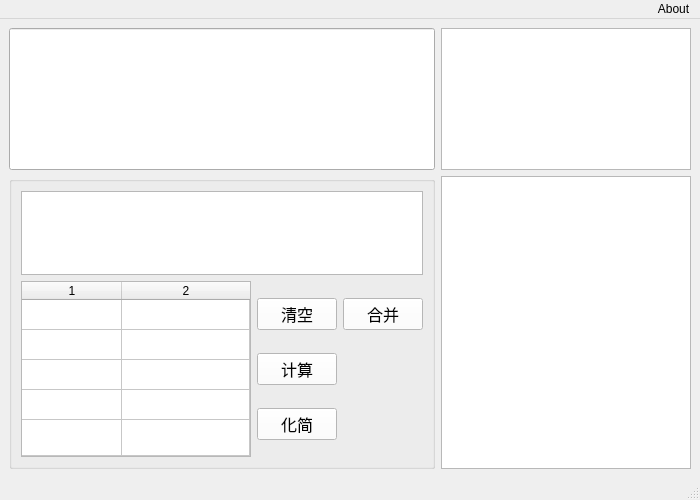
This is mainwindow.ui in HuangDell/TreeExpression as Qt 5 draws it before an edit. The edited form follows.
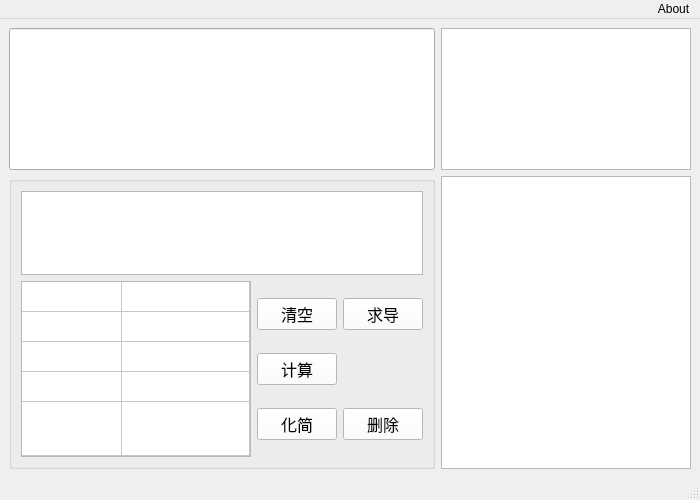
This is the edited form.

Commit message: 十分艰难地完成了求导操作！！！草泥马的真难写

Diff of the .ui file:
```diff
--- a/mainwindow.ui
+++ b/mainwindow.ui
@@ -79,7 +79,7 @@
             <number>2</number>
            </property>
            <attribute name="horizontalHeaderVisible">
-            <bool>true</bool>
+            <bool>false</bool>
            </attribute>
            <attribute name="horizontalHeaderMinimumSectionSize">
             <number>25</number>
@@ -190,14 +190,30 @@
              </property>
             </widget>
            </item>
+           <item row="2" column="1">
+            <widget class="QPushButton" name="del">
+             <property name="sizePolicy">
+              <sizepolicy hsizetype="Fixed" vsizetype="Fixed">
+               <horstretch>0</horstretch>
+               <verstretch>0</verstretch>
+              </sizepolicy>
+             </property>
+             <property name="font">
+              <font>
+               <family>微软雅黑 Light</family>
+               <pointsize>12</pointsize>
+              </font>
+             </property>
+             <property name="styleSheet">
+              <string notr="true">background-color:rgb(255, 255, 255)</string>
+             </property>
+             <property name="text">
+              <string>删除</string>
+             </property>
+            </widget>
+           </item>
            <item row="0" column="1">
-            <widget class="QPushButton" name="pushButton_2">
-             <property name="sizePolicy">
-              <sizepolicy hsizetype="Fixed" vsizetype="Fixed">
-               <horstretch>0</horstretch>
-               <verstretch>0</verstretch>
-              </sizepolicy>
-             </property>
+            <widget class="QPushButton" name="diff">
              <property name="font">
               <font>
                <family>微软雅黑 Light</family>
@@ -208,7 +224,7 @@
               <string notr="true">background-color:rgb(255, 255, 255)</string>
              </property>
              <property name="text">
-              <string>合并</string>
+              <string>求导</string>
              </property>
             </widget>
            </item>
```
The commit also changes 9 other files.
